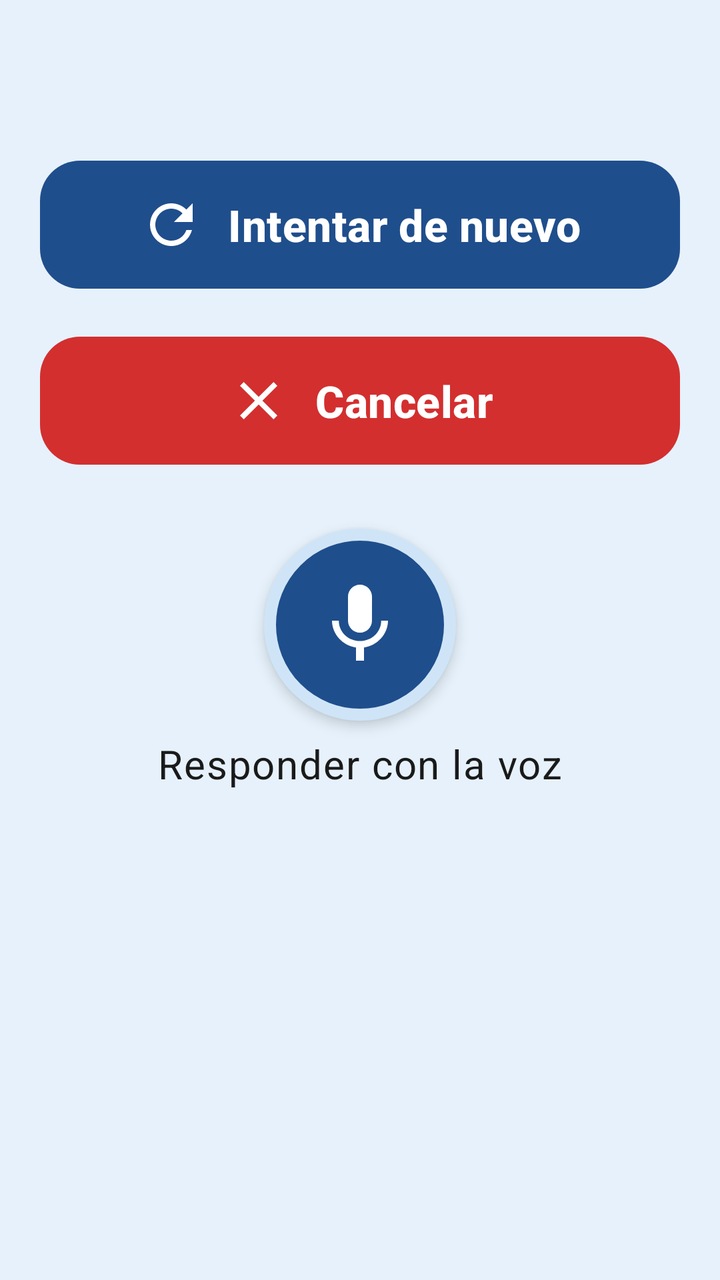
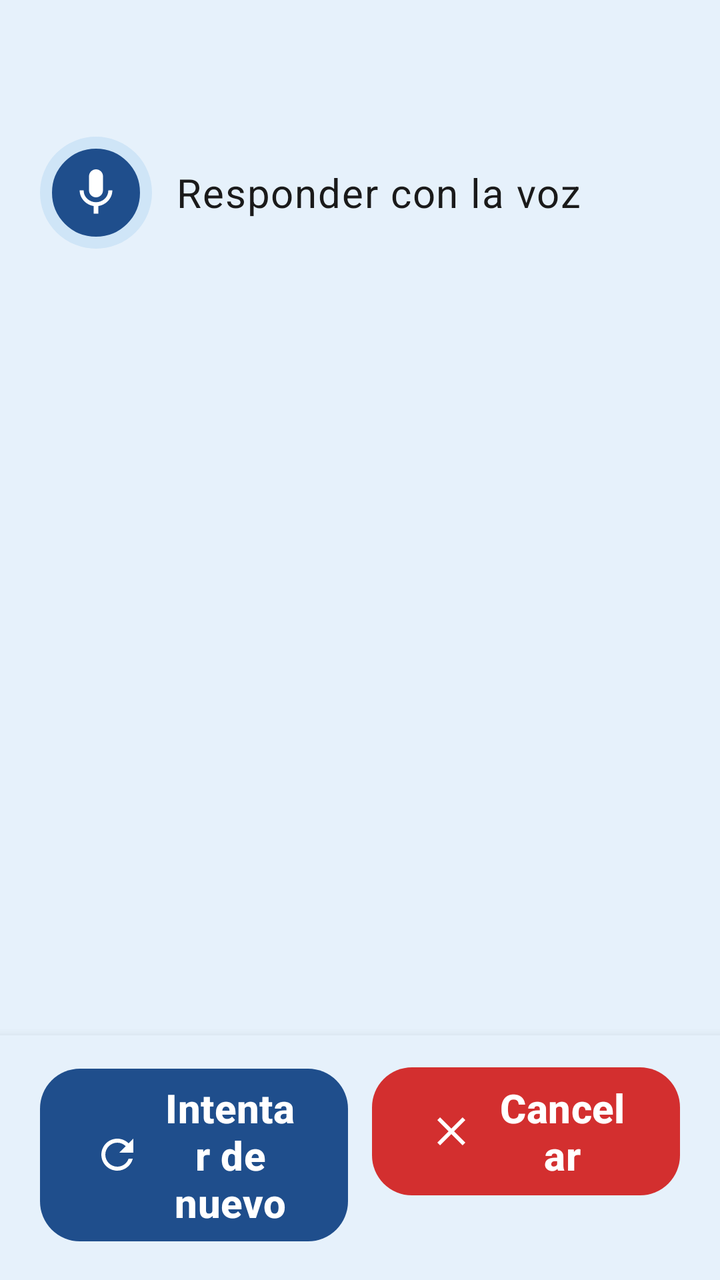

Two renders of the same Android screen: before a commit and after it. Below are the layout's source before the change and the commit's diff.
<!-- AndroidManifest.xml: application theme Theme.WithYou -->
<!-- res/layout/fragment_clarify.xml -->
<?xml version="1.0" encoding="utf-8"?>
<ScrollView xmlns:android="http://schemas.android.com/apk/res/android"
    xmlns:app="http://schemas.android.com/apk/res-auto"
    android:layout_width="match_parent"
    android:layout_height="match_parent"
    android:fillViewport="true">

    <LinearLayout
        android:layout_width="match_parent"
        android:layout_height="wrap_content"
        android:orientation="vertical"
        android:padding="@dimen/screen_padding">

        <TextView
            android:id="@+id/clarify_message"
            android:layout_width="match_parent"
            android:layout_height="wrap_content"
            android:accessibilityHeading="true"
            android:accessibilityLiveRegion="polite"
            android:textAppearance="@style/TextAppearance.WithYou.Title"
            android:textSize="24sp" />

        <TextView
            android:id="@+id/heard_text"
            android:layout_width="match_parent"
            android:layout_height="wrap_content"
            android:layout_marginTop="8dp"
            android:textAppearance="@style/TextAppearance.WithYou.Body"
            android:textColor="@color/text_secondary"
            android:visibility="gone" />

        
        <com.google.android.material.button.MaterialButton
            android:id="@+id/option_1"
            style="@style/Widget.WithYou.OptionButton"
            android:layout_width="match_parent"
            android:layout_height="wrap_content"
            android:layout_marginTop="20dp"
            android:visibility="gone" />

        <com.google.android.material.button.MaterialButton
            android:id="@+id/option_2"
            style="@style/Widget.WithYou.OptionButton"
            android:layout_width="match_parent"
            android:layout_height="wrap_content"
            android:layout_marginTop="12dp"
            android:visibility="gone" />

        <com.google.android.material.button.MaterialButton
            android:id="@+id/option_3"
            style="@style/Widget.WithYou.OptionButton"
            android:layout_width="match_parent"
            android:layout_height="wrap_content"
            android:layout_marginTop="12dp"
            android:visibility="gone" />

        <com.google.android.material.button.MaterialButton
            android:id="@+id/try_again_button"
            style="@style/Widget.WithYou.BigButton"
            android:layout_width="match_parent"
            android:layout_height="wrap_content"
            android:layout_marginTop="24dp"
            android:text="@string/try_again"
            app:backgroundTint="@color/primary"
            app:icon="@drawable/ic_refresh" />

        <com.google.android.material.button.MaterialButton
            android:id="@+id/cancel_button"
            style="@style/Widget.WithYou.BigButton"
            android:layout_width="match_parent"
            android:layout_height="wrap_content"
            android:layout_marginTop="@dimen/spacing"
            android:text="@string/button_cancel"
            app:backgroundTint="@color/cancel"
            app:icon="@drawable/ic_close" />

        <ImageButton
            android:id="@+id/mic_button"
            android:layout_width="@dimen/small_mic_size"
            android:layout_height="@dimen/small_mic_size"
            android:layout_gravity="center_horizontal"
            android:layout_marginTop="28dp"
            android:background="@drawable/bg_mic_button"
            android:contentDescription="@string/answer_by_voice"
            android:elevation="4dp"
            android:padding="@dimen/small_mic_icon_padding"
            android:scaleType="fitCenter"
            android:src="@drawable/ic_mic"
            app:tint="@color/white" />

        <TextView
            android:id="@+id/mic_label"
            android:layout_width="wrap_content"
            android:layout_height="wrap_content"
            android:layout_gravity="center_horizontal"
            android:layout_marginTop="8dp"
            android:importantForAccessibility="no"
            android:text="@string/answer_by_voice"
            android:textAppearance="@style/TextAppearance.WithYou.Body" />

    </LinearLayout>
</ScrollView>
<!-- resources referenced by this layout -->
<resources>
  <color name="cancel">#D32F2F</color>
  <color name="primary">#1F4E8C</color>
  <color name="text_secondary">#3D4A5C</color>
  <color name="white">#FFFFFF</color>
  <dimen name="screen_padding">20dp</dimen>
  <dimen name="small_mic_icon_padding">24dp</dimen>
  <dimen name="small_mic_size">96dp</dimen>
  <dimen name="spacing">16dp</dimen>
  <string name="answer_by_voice">Responder con la voz</string>
  <string name="button_cancel">Cancelar</string>
  <string name="try_again">Intentar de nuevo</string>
  <style name="TextAppearance.WithYou.Body" parent="TextAppearance.Material3.BodyLarge">
          <item name="android:textSize">@dimen/text_body</item>
          <item name="android:textColor">@color/text_primary</item>
      </style>
  <style name="TextAppearance.WithYou.Title" parent="TextAppearance.Material3.HeadlineSmall">
          <item name="android:textSize">@dimen/text_title</item>
          <item name="android:textStyle">bold</item>
          <item name="android:textColor">@color/primary_dark</item>
      </style>
  <style name="Theme.WithYou" parent="Theme.Material3.Light.NoActionBar">
          <item name="colorPrimary">@color/primary</item>
          <item name="colorOnPrimary">@color/white</item>
          <item name="colorPrimaryContainer">@color/card_accent</item>
          <item name="colorOnPrimaryContainer">@color/primary_dark</item>
          <item name="colorSecondary">@color/confirm</item>
          <item name="colorError">@color/cancel</item>
          <item name="android:colorBackground">@color/background</item>
          <item name="colorSurface">@color/card</item>
          <item name="colorOnSurface">@color/text_primary</item>
          <item name="android:windowBackground">@color/background</item>
          <item name="android:statusBarColor">@color/primary_dark</item>
          <item name="android:textColor">@color/text_primary</item>
          <item name="android:textSize">@dimen/text_body</item>
          <item name="toolbarStyle">@style/Widget.WithYou.Toolbar</item>
      </style>
  <color name="card_accent">#CFE5F7</color>
  <color name="confirm">#1E9E57</color>
  <dimen name="text_body">20sp</dimen>
  <color name="text_primary">#1A1A1A</color>
  <dimen name="text_title">28sp</dimen>
  <color name="primary_dark">#163A69</color>
  <dimen name="big_button_height">72dp</dimen>
  <dimen name="card_radius">20dp</dimen>
  <color name="card">#FFFFFF</color>
  <color name="background">#E6F1FB</color>
  <style name="Widget.WithYou.Toolbar" parent="Widget.Material3.Toolbar">
          <item name="android:background">@color/primary</item>
          <item name="titleTextAppearance">@style/TextAppearance.WithYou.ToolbarTitle</item>
          <item name="titleTextColor">@color/white</item>
          <item name="navigationIconTint">@color/white</item>
      </style>
  <style name="TextAppearance.WithYou.ToolbarTitle" parent="TextAppearance.Material3.TitleLarge">
          <item name="android:textSize">24sp</item>
          <item name="android:textStyle">bold</item>
      </style>
  <!-- unchanged entries left out for length: 6 -->
</resources>

<!-- the commit's change to res/layout/fragment_clarify.xml (unified diff, before → after) -->
@@ -1,102 +1,132 @@
 <?xml version="1.0" encoding="utf-8"?>
-<ScrollView xmlns:android="http://schemas.android.com/apk/res/android"
+<LinearLayout xmlns:android="http://schemas.android.com/apk/res/android"
     xmlns:app="http://schemas.android.com/apk/res-auto"
     android:layout_width="match_parent"
     android:layout_height="match_parent"
-    android:fillViewport="true">
+    android:orientation="vertical">
 
+    <ScrollView
+        android:layout_width="match_parent"
+        android:layout_height="0dp"
+        android:layout_weight="1">
+
+        <LinearLayout
+            android:layout_width="match_parent"
+            android:layout_height="wrap_content"
+            android:orientation="vertical"
+            android:padding="@dimen/screen_padding">
+
+            <TextView
+                android:id="@+id/clarify_message"
+                android:layout_width="match_parent"
+                android:layout_height="wrap_content"
+                android:accessibilityHeading="true"
+                android:accessibilityLiveRegion="polite"
+                android:textAppearance="@style/TextAppearance.WithYou.Title"
+                android:textSize="24sp" />
+
+            <TextView
+                android:id="@+id/heard_text"
+                android:layout_width="match_parent"
+                android:layout_height="wrap_content"
+                android:layout_marginTop="8dp"
+                android:textAppearance="@style/TextAppearance.WithYou.Body"
+                android:textColor="@color/text_secondary"
+                android:visibility="gone" />
+
+            
+            <com.google.android.material.button.MaterialButton
+                android:id="@+id/option_1"
+                style="@style/Widget.WithYou.OptionButton"
+                android:layout_width="match_parent"
+                android:layout_height="wrap_content"
+                android:layout_marginTop="@dimen/spacing"
+                android:visibility="gone" />
+
+            <com.google.android.material.button.MaterialButton
+                android:id="@+id/option_2"
+                style="@style/Widget.WithYou.OptionButton"
+                android:layout_width="match_parent"
+                android:layout_height="wrap_content"
+                android:layout_marginTop="12dp"
+                android:visibility="gone" />
+
+            <com.google.android.material.button.MaterialButton
+                android:id="@+id/option_3"
+                style="@style/Widget.WithYou.OptionButton"
+                android:layout_width="match_parent"
+                android:layout_height="wrap_content"
+                android:layout_marginTop="12dp"
+                android:visibility="gone" />
+
+            <LinearLayout
+                android:layout_width="match_parent"
+                android:layout_height="wrap_content"
+                android:layout_marginTop="@dimen/spacing"
+                android:gravity="center_vertical"
+                android:orientation="horizontal">
+
+                <ImageButton
+                    android:id="@+id/mic_button"
+                    android:layout_width="@dimen/touch_min"
+                    android:layout_height="@dimen/touch_min"
+                    android:background="@drawable/bg_mic_button"
+                    android:contentDescription="@string/answer_by_voice"
+                    android:padding="14dp"
+                    android:scaleType="fitCenter"
+                    android:src="@drawable/ic_mic"
+                    app:tint="@color/white" />
+
+                <TextView
+                    android:id="@+id/mic_label"
+                    android:layout_width="0dp"
+                    android:layout_height="wrap_content"
+                    android:layout_marginStart="12dp"
+                    android:layout_weight="1"
+                    android:importantForAccessibility="no"
+                    android:text="@string/answer_by_voice"
+                    android:textAppearance="@style/TextAppearance.WithYou.Body" />
+            </LinearLayout>
+        </LinearLayout>
+    </ScrollView>
+
+    
     <LinearLayout
         android:layout_width="match_parent"
         android:layout_height="wrap_content"
-        android:orientation="vertical"
-        android:padding="@dimen/screen_padding">
-
-        <TextView
-            android:id="@+id/clarify_message"
-            android:layout_width="match_parent"
-            android:layout_height="wrap_content"
-            android:accessibilityHeading="true"
-            android:accessibilityLiveRegion="polite"
-            android:textAppearance="@style/TextAppearance.WithYou.Title"
-            android:textSize="24sp" />
-
-        <TextView
-            android:id="@+id/heard_text"
-            android:layout_width="match_parent"
-            android:layout_height="wrap_content"
-            android:layout_marginTop="8dp"
-            android:textAppearance="@style/TextAppearance.WithYou.Body"
-            android:textColor="@color/text_secondary"
-            android:visibility="gone" />
-
-        
-        <com.google.android.material.button.MaterialButton
-            android:id="@+id/option_1"
-            style="@style/Widget.WithYou.OptionButton"
-            android:layout_width="match_parent"
-            android:layout_height="wrap_content"
-            android:layout_marginTop="20dp"
-            android:visibility="gone" />
-
-        <com.google.android.material.button.MaterialButton
-            android:id="@+id/option_2"
-            style="@style/Widget.WithYou.OptionButton"
-            android:layout_width="match_parent"
-            android:layout_height="wrap_content"
-            android:layout_marginTop="12dp"
-            android:visibility="gone" />
-
-        <com.google.android.material.button.MaterialButton
-            android:id="@+id/option_3"
-            style="@style/Widget.WithYou.OptionButton"
-            android:layout_width="match_parent"
-            android:layout_height="wrap_content"
-            android:layout_marginTop="12dp"
-            android:visibility="gone" />
+        android:background="@color/background"
+        android:elevation="8dp"
+        android:orientation="horizontal"
+        android:paddingStart="@dimen/screen_padding"
+        android:paddingTop="12dp"
+        android:paddingEnd="@dimen/screen_padding"
+        android:paddingBottom="@dimen/spacing">
 
         <com.google.android.material.button.MaterialButton
             android:id="@+id/try_again_button"
             style="@style/Widget.WithYou.BigButton"
-            android:layout_width="match_parent"
+            android:layout_width="0dp"
             android:layout_height="wrap_content"
-            android:layout_marginTop="24dp"
+            android:layout_marginEnd="6dp"
+            android:layout_weight="1"
             android:text="@string/try_again"
+            android:textSize="@dimen/text_body"
             app:backgroundTint="@color/primary"
-            app:icon="@drawable/ic_refresh" />
+            app:icon="@drawable/ic_refresh"
+            app:iconSize="24dp" />
 
         <com.google.android.material.button.MaterialButton
             android:id="@+id/cancel_button"
             style="@style/Widget.WithYou.BigButton"
-            android:layout_width="match_parent"
+            android:layout_width="0dp"
             android:layout_height="wrap_content"
-            android:layout_marginTop="@dimen/spacing"
+            android:layout_marginStart="6dp"
+            android:layout_weight="1"
             android:text="@string/button_cancel"
+            android:textSize="@dimen/text_body"
             app:backgroundTint="@color/cancel"
-            app:icon="@drawable/ic_close" />
+            app:icon="@drawable/ic_close"
+            app:iconSize="24dp" />
+    </LinearLayout>
 
-        <ImageButton
-            android:id="@+id/mic_button"
-            android:layout_width="@dimen/small_mic_size"
-            android:layout_height="@dimen/small_mic_size"
-            android:layout_gravity="center_horizontal"
-            android:layout_marginTop="28dp"
-            android:background="@drawable/bg_mic_button"
-            android:contentDescription="@string/answer_by_voice"
-            android:elevation="4dp"
-            android:padding="@dimen/small_mic_icon_padding"
-            android:scaleType="fitCenter"
-            android:src="@drawable/ic_mic"
-            app:tint="@color/white" />
-
-        <TextView
-            android:id="@+id/mic_label"
-            android:layout_width="wrap_content"
-            android:layout_height="wrap_content"
-            android:layout_gravity="center_horizontal"
-            android:layout_marginTop="8dp"
-            android:importantForAccessibility="no"
-            android:text="@string/answer_by_voice"
-            android:textAppearance="@style/TextAppearance.WithYou.Body" />
-
-    </LinearLayout>
-</ScrollView>
+</LinearLayout>
<!-- resource entries referenced after the edit -->
@@ -5,8 +5,6 @@
   <color name="text_secondary">#3D4A5C</color>
   <color name="white">#FFFFFF</color>
   <dimen name="screen_padding">20dp</dimen>
-  <dimen name="small_mic_icon_padding">24dp</dimen>
-  <dimen name="small_mic_size">96dp</dimen>
   <dimen name="spacing">16dp</dimen>
   <string name="answer_by_voice">Responder con la voz</string>
   <string name="button_cancel">Cancelar</string>
@@ -35,10 +33,13 @@
           <item name="android:textColor">@color/text_primary</item>
           <item name="android:textSize">@dimen/text_body</item>
           <item name="toolbarStyle">@style/Widget.WithYou.Toolbar</item>
+          <item name="materialAlertDialogTheme">@style/ThemeOverlay.WithYou.Dialog</item>
+          <item name="textInputStyle">@style/Widget.WithYou.TextInput</item>
       </style>
   <color name="card_accent">#CFE5F7</color>
   <color name="confirm">#1E9E57</color>
   <dimen name="text_body">20sp</dimen>
+  <dimen name="touch_min">56dp</dimen>
   <color name="text_primary">#1A1A1A</color>
   <dimen name="text_title">28sp</dimen>
   <color name="primary_dark">#163A69</color>
@@ -52,10 +53,21 @@
           <item name="titleTextColor">@color/white</item>
           <item name="navigationIconTint">@color/white</item>
       </style>
+  <style name="ThemeOverlay.WithYou.Dialog" parent="ThemeOverlay.Material3.MaterialAlertDialog">
+          <item name="backgroundInsetStart">12dp</item>
+          <item name="backgroundInsetEnd">12dp</item>
+      </style>
+  <style name="Widget.WithYou.TextInput" parent="Widget.Material3.TextInputLayout.OutlinedBox">
+          <item name="errorTextAppearance">@style/TextAppearance.WithYou.InputMessage</item>
+          <item name="helperTextTextAppearance">@style/TextAppearance.WithYou.InputMessage</item>
+      </style>
   <style name="TextAppearance.WithYou.ToolbarTitle" parent="TextAppearance.Material3.TitleLarge">
           <item name="android:textSize">24sp</item>
           <item name="android:textStyle">bold</item>
       </style>
+  <style name="TextAppearance.WithYou.InputMessage" parent="TextAppearance.Material3.BodySmall">
+          <item name="android:textSize">18sp</item>
+      </style>
   <!-- unchanged entries left out for length: 6 -->
 </resources>
 
